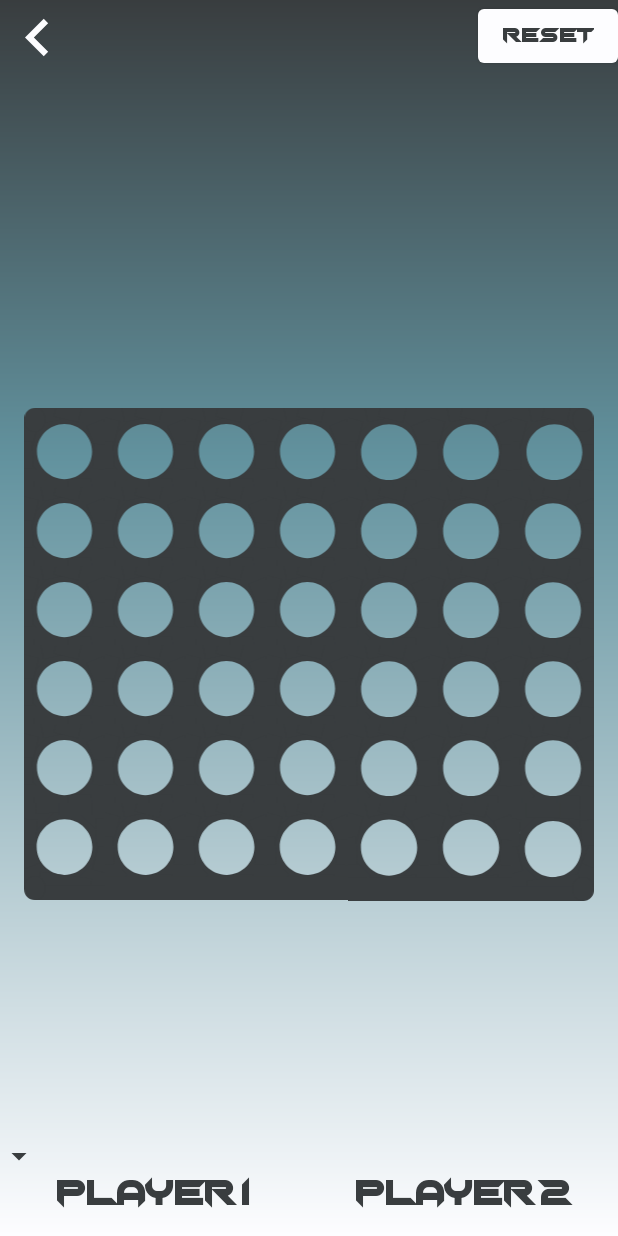
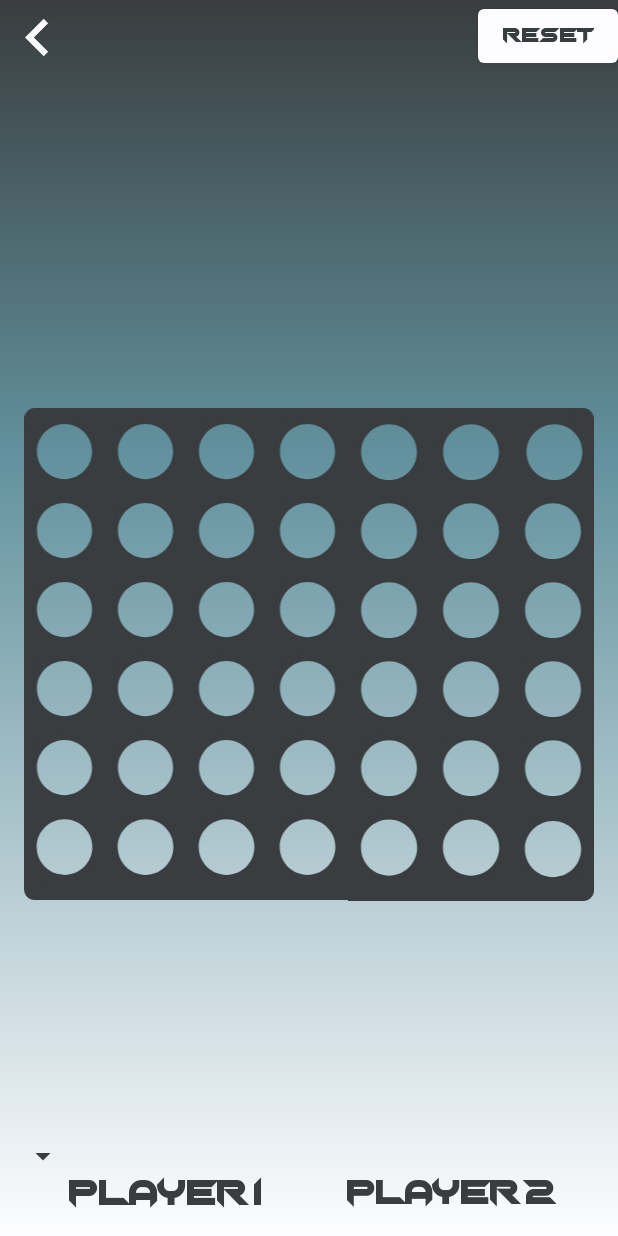
Before and after one commit to ConnorSMixon/Connect_4_App, an Android app: the screen it shows after launch (GameActivity), after a tap on an icon or button, on a phone screen of 412 x 824 dp. Run offline under Robolectric (Android 15) with nearby library versions, the light colour scheme and no system bars; 2 statements that could not run were skipped.

Commit message:
More stuff

```diff
--- a/app/src/main/java/com/zybooks/connect4application/GameActivity.java
+++ b/app/src/main/java/com/zybooks/connect4application/GameActivity.java
@@ -74,13 +74,9 @@ public class GameActivity extends AppCompatActivity {
         viewHolder.winnerText = (TextView) findViewById(R.id.winner_text);
         viewHolder.winnerText.setVisibility(View.GONE);
 
+        // miscellaneous tasks
         // change color or notification bar
-        if (Build.VERSION.SDK_INT >= 21) {
-            Window window = this.getWindow();
-            window.addFlags(WindowManager.LayoutParams.FLAG_DRAWS_SYSTEM_BAR_BACKGROUNDS);
-            window.clearFlags(WindowManager.LayoutParams.FLAG_TRANSLUCENT_STATUS);
-            window.setStatusBarColor(this.getResources().getColor(R.color.theme2_black));
-        }
+        Miscellaneous.notificationBarColor(this);
     }
 
     private void buildCells() {
--- /dev/null
+++ b/app/src/main/java/com/zybooks/connect4application/Miscellaneous.java
@@ -0,0 +1,16 @@
+package com.zybooks.connect4application;
+
+import android.app.Activity;
+import android.view.Window;
+import android.view.WindowManager;
+
+public class Miscellaneous {
+
+    public static void notificationBarColor(Activity context) {
+            Window window = context.getWindow();
+            window.addFlags(WindowManager.LayoutParams.FLAG_DRAWS_SYSTEM_BAR_BACKGROUNDS);
+            window.clearFlags(WindowManager.LayoutParams.FLAG_TRANSLUCENT_STATUS);
+            window.setStatusBarColor(context.getResources().getColor(R.color.theme2_black));
+
+    }
+}
--- a/app/src/main/java/com/zybooks/connect4application/StartActivity.java
+++ b/app/src/main/java/com/zybooks/connect4application/StartActivity.java
@@ -13,16 +13,12 @@ public class StartActivity extends AppCompatActivity{
 
     @Override
     protected void onCreate(Bundle savedInstanceState) {
+
         super.onCreate(savedInstanceState);
         setContentView(R.layout.activity_start);
 
         // change notification bar color
-        if (Build.VERSION.SDK_INT >= 21) {
-            Window window = this.getWindow();
-            window.addFlags(WindowManager.LayoutParams.FLAG_DRAWS_SYSTEM_BAR_BACKGROUNDS);
-            window.clearFlags(WindowManager.LayoutParams.FLAG_TRANSLUCENT_STATUS);
-            window.setStatusBarColor(this.getResources().getColor(R.color.theme2_black));
-        }
+        Miscellaneous.notificationBarColor(this);
 
         // play background music
         Intent intent = new Intent(this, BackgroundSoundService.class);
@@ -41,4 +37,23 @@ public class StartActivity extends AppCompatActivity{
         Intent options = new Intent(this, OptionsActivity.class);
         startActivity(options);
     }
+    int isPaused = 0;
+
+    @Override
+    protected void onPause() {
+        super.onPause();
+        isPaused ++;
+
+        BackgroundSoundService.onPause();
+    }
+
+    @Override
+    protected void onResume() {
+        super.onResume();
+        isPaused ++;
+
+        if (isPaused > 1) {
+            BackgroundSoundService.onResume();
+        }
+    }
 }
--- a/app/src/main/res/layout/activity_game.xml
+++ b/app/src/main/res/layout/activity_game.xml
@@ -110,6 +110,7 @@
         android:layout_height="25dp"
         android:layout_alignParentBottom="true"
         android:layout_marginBottom="16dp"
+        android:layout_marginLeft="16dp"
         android:src="@drawable/piece_red" />
 
     <TextView
@@ -142,6 +143,7 @@
         android:layout_alignParentEnd="true"
         android:layout_alignParentBottom="true"
         android:layout_marginBottom="16dp"
+        android:layout_marginRight="16dp"
         android:src="@drawable/piece_red" />
 
     <TextView
```
Also changed, not shown: app/src/main/java/com/zybooks/connect4application/BackgroundSoundService.java (+18 -1 lines), app/src/main/java/com/zybooks/connect4application/OptionsActivity.java (+10 -6 lines), app/src/main/res/layout/activity_options.xml (+13 -0 lines).
